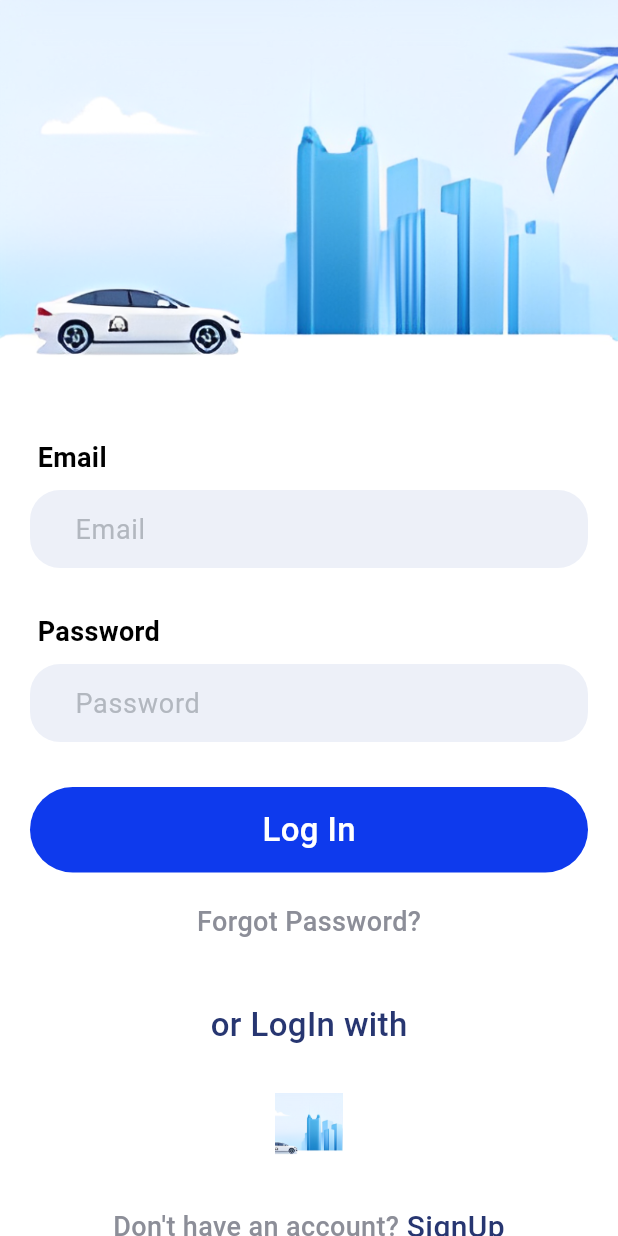
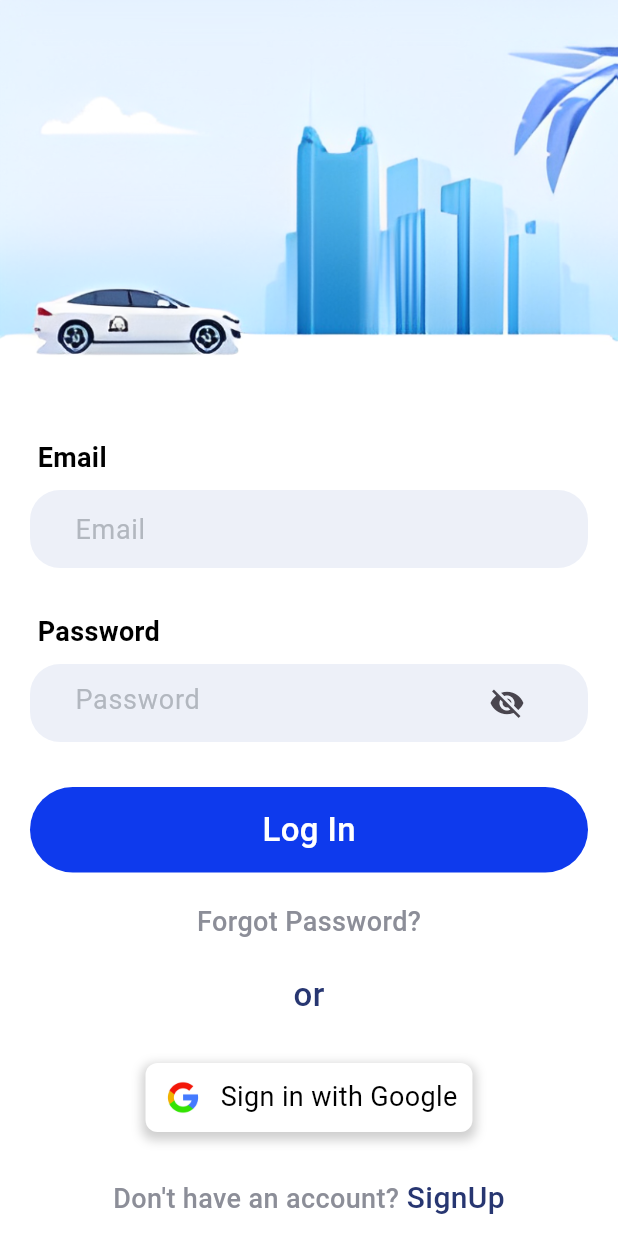
Before and after one commit to Aswindev2023/tradeLoop, a Flutter app: the screen it shows after launch, on a phone screen of 412 x 824 dp. Run offline on Flutter 3.47's test engine with Material 3 defaults, Android fonts, the phone set to English and light mode, and no system bars; our stand-ins replace bloc, equatable, firebase_auth, firebase_core, flutter_bloc; accounts and stored records are empty.

Commit message:
google signin

```diff
--- /dev/null
+++ b/lib/core/utils/input_field_utils.dart
@@ -0,0 +1,15 @@
+import 'package:flutter/material.dart';
+
+IconButton? getPasswordVisibilityIcon({
+  required bool obscureText,
+  required VoidCallback? toggleVisibility,
+}) {
+  return toggleVisibility != null
+      ? IconButton(
+          icon: Icon(
+            obscureText ? Icons.visibility_off : Icons.visibility,
+          ),
+          onPressed: toggleVisibility,
+        )
+      : null;
+}
--- a/lib/main.dart
+++ b/lib/main.dart
@@ -2,9 +2,9 @@ import 'package:firebase_core/firebase_core.dart';
 import 'package:flutter/material.dart';
 import 'package:flutter_bloc/flutter_bloc.dart';
 import 'package:trade_loop/presentation/bloc/auth_bloc/auth_bloc_bloc.dart';
-import 'package:trade_loop/presentation/bloc/validation_bloc/validation_bloc.dart';
+
 import 'package:trade_loop/presentation/screens/login_screen.dart';
-import 'package:trade_loop/services/auth_services.dart';
+import 'package:trade_loop/repositories/auth_services.dart';
 
 void main() async {
   WidgetsFlutterBinding.ensureInitialized();
@@ -22,9 +22,6 @@ class MyApp extends StatelessWidget {
         providers: [
           BlocProvider<AuthBlocBloc>(
             create: (BuildContext context) => AuthBlocBloc(authServices),
-          ),
-          BlocProvider<ValidationBloc>(
-            create: (BuildContext context) => ValidationBloc(),
           ),
         ],
         child: MaterialApp(
--- a/lib/presentation/bloc/auth_bloc/auth_bloc_bloc.dart
+++ b/lib/presentation/bloc/auth_bloc/auth_bloc_bloc.dart
@@ -1,7 +1,7 @@
 import 'package:bloc/bloc.dart';
 import 'package:equatable/equatable.dart';
 import 'package:firebase_auth/firebase_auth.dart';
-import 'package:trade_loop/services/auth_services.dart';
+import 'package:trade_loop/repositories/auth_services.dart';
 
 part 'auth_bloc_event.dart';
 part 'auth_bloc_state.dart';
--- a/lib/presentation/bloc/validation_bloc/validation_event.dart
+++ /dev/null
@@ -1,35 +0,0 @@
-part of 'validation_bloc.dart';
-
-sealed class ValidationEvent extends Equatable {
-  const ValidationEvent();
-
-  @override
-  List<Object> get props => [];
-}
-
-final class ValidateEmail extends ValidationEvent {
-  final String email;
-
-  const ValidateEmail(this.email);
-
-  @override
-  List<Object> get props => [email];
-}
-
-final class ValidatePassword extends ValidationEvent {
-  final String password;
-
-  const ValidatePassword(this.password);
-
-  @override
-  List<Object> get props => [password];
-}
-
-final class ValidateName extends ValidationEvent {
-  final String name;
-
-  const ValidateName(this.name);
-
-  @override
-  List<Object> get props => [name];
-}
--- a/lib/presentation/bloc/validation_bloc/validation_state.dart
+++ /dev/null
@@ -1,21 +0,0 @@
-part of 'validation_bloc.dart';
-
-sealed class ValidationState extends Equatable {
-  const ValidationState();
-
-  @override
-  List<Object> get props => [];
-}
-
-final class ValidationInitial extends ValidationState {}
-
-final class ValidationSuccess extends ValidationState {}
-
-final class ValidationError extends ValidationState {
-  final String message;
-
-  const ValidationError(this.message);
-
-  @override
-  List<Object> get props => [message];
-}
--- /dev/null
+++ b/lib/presentation/widgets/google_signin_button.dart
@@ -0,0 +1,49 @@
+import 'package:flutter/material.dart';
+
+class GoogleSignInButton extends StatelessWidget {
+  final VoidCallback onGoogleSignIn;
+
+  const GoogleSignInButton({
+    super.key,
+    required this.onGoogleSignIn,
+  });
+
+  @override
+  Widget build(BuildContext context) {
+    return GestureDetector(
+      onTap: onGoogleSignIn,
+      child: Container(
+        padding: const EdgeInsets.symmetric(horizontal: 10.0, vertical: 8.0),
+        decoration: BoxDecoration(
+          borderRadius: BorderRadius.circular(8.0),
+          color: Colors.white,
+          boxShadow: [
+            BoxShadow(
+              color: Colors.grey.withOpacity(0.5),
+              spreadRadius: 2,
+              blurRadius: 5,
+              offset: const Offset(0, 3),
+            ),
+          ],
+        ),
+        child: Row(
+          children: [
+            Image.asset(
+              "images/google_logo.jpg",
+              height: 30.0,
+              width: 30.0,
+            ),
+            const SizedBox(width: 10.0),
+            const Text(
+              'Sign in with Google',
+              style: TextStyle(
+                color: Colors.black,
+                fontSize: 18.0,
+              ),
+            ),
+          ],
+        ),
+      ),
+    );
+  }
+}
--- a/lib/presentation/widgets/input_field_widget.dart
+++ b/lib/presentation/widgets/input_field_widget.dart
@@ -1,19 +1,20 @@
 import 'package:flutter/material.dart';
+import 'package:trade_loop/core/utils/input_field_utils.dart';
 
 class InputFieldWidget extends StatelessWidget {
   final TextEditingController controller;
   final String hintText;
-  //final String fieldName;
   final String? errorMessage;
   final bool obscureText;
+  final VoidCallback? toggleVisibility;
 
   const InputFieldWidget({
     super.key,
     required this.controller,
     required this.hintText,
-    // required this.fieldName,
     this.errorMessage,
     this.obscureText = false,
+    this.toggleVisibility,
   });
 
   @override
@@ -29,13 +30,17 @@ class InputFieldWidget extends StatelessWidget {
           ),
           child: TextFormField(
             controller: controller,
+            obscureText: obscureText,
             decoration: InputDecoration(
               border: InputBorder.none,
               hintText: hintText,
               hintStyle:
                   const TextStyle(color: Color(0xFFb2b7bf), fontSize: 18.0),
+              suffixIcon: getPasswordVisibilityIcon(
+                obscureText: obscureText,
+                toggleVisibility: toggleVisibility,
+              ),
             ),
-            obscureText: obscureText,
           ),
         ),
         if (errorMessage != null && errorMessage!.isNotEmpty)
--- a/lib/presentation/widgets/login_widget.dart
+++ b/lib/presentation/widgets/login_widget.dart
@@ -1,4 +1,5 @@
 import 'package:flutter/material.dart';
+import 'package:trade_loop/presentation/widgets/google_signin_button.dart';
 import 'package:trade_loop/presentation/widgets/input_field_widget.dart';
 import 'package:trade_loop/core/utils/form_validation_message.dart';
 
@@ -30,6 +31,13 @@ class LoginForm extends StatefulWidget {
 class LoginFormState extends State<LoginForm> {
   String? emailError;
   String? passwordError;
+  bool _obscurePassword = true;
+
+  void _togglePasswordVisibility() {
+    setState(() {
+      _obscurePassword = !_obscurePassword;
+    });
+  }
 
   @override
   Widget build(BuildContext context) {
@@ -89,9 +97,9 @@ class LoginFormState extends State<LoginForm> {
                 InputFieldWidget(
                   controller: widget.passwordController,
                   hintText: 'Password',
-                  // fieldName: 'Password',
-                  obscureText: true,
+                  obscureText: _obscurePassword,
                   errorMessage: passwordError,
+                  toggleVisibility: _togglePasswordVisibility,
                 ),
                 const SizedBox(height: 30.0),
                 GestureDetector(
@@ -141,9 +149,9 @@ class LoginFormState extends State<LoginForm> {
                 fontWeight: FontWeight.w500),
           ),
         ),
-        const SizedBox(height: 40.0),
+        const SizedBox(height: 20.0),
         const Text(
-          "or LogIn with",
+          "or",
           style: TextStyle(
               color: Color(0xFF273671),
               fontSize: 22.0,
@@ -151,6 +159,12 @@ class LoginFormState extends State<LoginForm> {
         ),
         const SizedBox(height: 30.0),
         Row(
+          mainAxisAlignment: MainAxisAlignment.center,
+          children: [
+            GoogleSignInButton(onGoogleSignIn: widget.onGoogleSignIn),
+          ],
+        ),
+        /* Row(
           mainAxisAlignment: MainAxisAlignment.center,
           children: [
             GestureDetector(
@@ -163,7 +177,7 @@ class LoginFormState extends State<LoginForm> {
               ),
             ),
           ],
-        ),
+        ),*/
         const SizedBox(height: 30.0),
         Row(
           mainAxisAlignment: MainAxisAlignment.center,
--- a/pubspec.yaml
+++ b/pubspec.yaml
@@ -41,6 +41,7 @@ dependencies:
   google_sign_in: ^6.2.1
   equatable: ^2.0.5
   flutter_bloc: ^8.1.6
+  cloud_firestore: ^5.4.4
 
 dev_dependencies:
   flutter_test:
@@ -68,6 +69,7 @@ flutter:
   assets:
   #   - images/a_dot_burr.jpeg
     - images/car (1).PNG
+    - images/google_logo.jpg
 
   # An image asset can refer to one or more resolution-specific "variants", see
   # https://flutter.dev/assets-and-images/#resolution-aware
```
Also changed, not shown: lib/presentation/bloc/validation_bloc/validation_bloc.dart (deleted, +0 -31 lines), lib/presentation/screens/login_screen.dart (+7 -2 lines), lib/presentation/widgets/signup_widget.dart (+9 -2 lines), images/google_logo.jpg (added), lib/repositories/auth_services.dart (renamed from lib/services/auth_services.dart), pubspec.lock, 4 other files.
